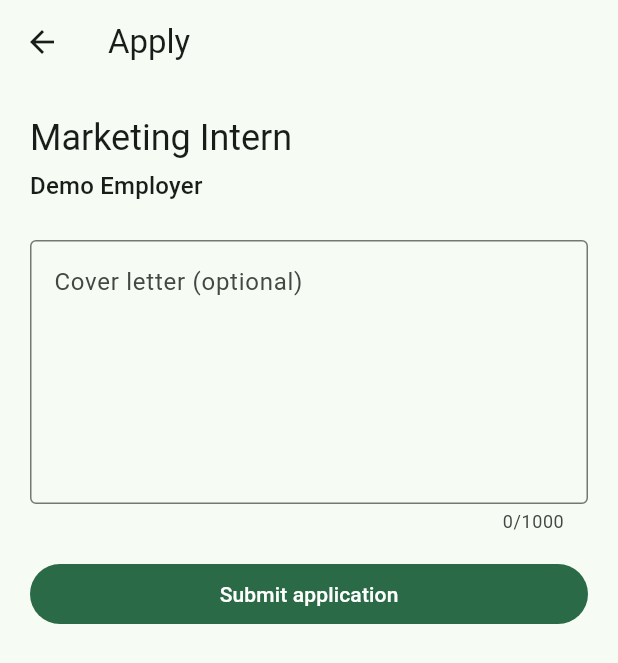
After one commit to JesseN661/Tujiajiri, a Flutter app: the ApplyPage screen opened directly, after a tap on "Submit application", on a phone screen of 412 x 824 dp. The commit adds this screen. Shown: the top 663 px of the screen. Run offline on Flutter 3.47's test engine with Material 3 defaults, Android fonts, the phone set to English and light mode, and no system bars; our stand-ins replace cloud_firestore, equatable, firebase_core, flutter_bloc; accounts and stored records are empty.

Commit message:
feat(applications): add apply page and employer status screen

```diff
--- a/lib/features/applications/presentation/bloc/applications_cubit.dart
+++ b/lib/features/applications/presentation/bloc/applications_cubit.dart
@@ -13,13 +13,12 @@ import 'applications_state.dart';
 
 class ApplicationsCubit extends Cubit<ApplicationsState> {
   ApplicationsCubit({
-    required ApplicationRepository repository,
+    required this._repository,
     required SubmitApplication submitApplication,
     required UpdateApplicationStatus updateApplicationStatus,
     required WithdrawApplication withdrawApplication,
-    required this.userId,
-  }) : _repository = repository,
-       _submit = submitApplication,
+    required this.currentUserId,
+  }) : _submit = submitApplication,
        _updateStatus = updateApplicationStatus,
        _withdraw = withdrawApplication,
        super(const ApplicationsState());
@@ -30,7 +29,7 @@ class ApplicationsCubit extends Cubit<ApplicationsState> {
   final WithdrawApplication _withdraw;
 
   /// The signed-in user's id (comes from authentication).
-  final String userId;
+  final String Function() currentUserId;
 
   StreamSubscription<List<JobApplication>>? _subscription;
 
@@ -39,7 +38,7 @@ class ApplicationsCubit extends Cubit<ApplicationsState> {
     _subscription?.cancel();
     emit(state.copyWith(status: ApplicationsStatus.loading));
     _subscription = _repository
-        .watchApplicantApplications(userId)
+        .watchApplicantApplications(currentUserId())
         .listen(
           (applications) => emit(
             state.copyWith(
@@ -56,22 +55,33 @@ class ApplicationsCubit extends Cubit<ApplicationsState> {
         );
   }
 
-  Future<void> submit({
+  /// Returns null on success, or a user-friendly error message.
+  Future<String?> submit({
     required String jobId,
     required String employerId,
+    String jobTitle = '',
+    String employerName = '',
     String coverLetter = '',
-  }) => _run(
-    () => _submit(
-      jobId: jobId,
-      applicantId: userId,
-      employerId: employerId,
-      coverLetter: coverLetter,
-    ),
-    success: 'Application submitted.',
-  );
+  }) async {
+    try {
+      await _submit(
+        jobId: jobId,
+        applicantId: currentUserId(),
+        employerId: employerId,
+        coverLetter: coverLetter,
+        jobTitle: jobTitle,
+        employerName: employerName,
+      );
+      return null;
+    } on ApplicationFailure catch (e) {
+      return e.message;
+    } catch (_) {
+      return 'Something went wrong. Please try again.';
+    }
+  }
 
   Future<void> withdraw(JobApplication application) => _run(
-    () => _withdraw(application, userId),
+    () => _withdraw(application, currentUserId()),
     success: 'Application withdrawn.',
   );
 
--- /dev/null
+++ b/lib/features/applications/presentation/bloc/employer_applications_cubit.dart
@@ -0,0 +1,75 @@
+import 'dart:async';
+
+import 'package:flutter_bloc/flutter_bloc.dart';
+import 'package:tujiajiri/features/applications/domain/application_failure.dart';
+import 'package:tujiajiri/features/applications/domain/entities/application_status.dart';
+import 'package:tujiajiri/features/applications/domain/entities/job_application.dart';
+import 'package:tujiajiri/features/applications/domain/repositories/application_repository.dart';
+import 'package:tujiajiri/features/applications/domain/usecases/update_application_status.dart';
+
+import 'applications_state.dart';
+
+/// Applications received for the signed-in employer's jobs.
+class EmployerApplicationsCubit extends Cubit<ApplicationsState> {
+  EmployerApplicationsCubit({
+    required ApplicationRepository repository,
+    required UpdateApplicationStatus updateApplicationStatus,
+    required this.currentUserId,
+  }) : _received = repository,
+       _changeStatus = updateApplicationStatus,
+       super(const ApplicationsState());
+
+  final ApplicationRepository _received;
+  final UpdateApplicationStatus _changeStatus;
+
+  /// Returns the signed-in employer's id (empty if nobody is signed in).
+  final String Function() currentUserId;
+
+  StreamSubscription<List<JobApplication>>? _subscription;
+
+  void watch() {
+    _subscription?.cancel();
+    emit(state.copyWith(status: ApplicationsStatus.loading));
+    _subscription = _received
+        .watchEmployerApplications(currentUserId())
+        .listen(
+          (applications) => emit(
+            state.copyWith(
+              status: ApplicationsStatus.loaded,
+              applications: applications,
+            ),
+          ),
+          onError: (Object _) => emit(
+            state.copyWith(
+              status: ApplicationsStatus.failure,
+              message: 'Could not load received applications.',
+            ),
+          ),
+        );
+  }
+
+  Future<void> updateStatus(
+    JobApplication application,
+    ApplicationStatus next,
+  ) async {
+    try {
+      await _changeStatus(application, next);
+      _notify('Status changed to ${next.label}.');
+    } on ApplicationFailure catch (e) {
+      _notify(e.message);
+    } catch (_) {
+      _notify('Something went wrong. Please try again.');
+    }
+  }
+
+  void _notify(String message) {
+    if (isClosed) return;
+    emit(state.copyWith(message: message, feedbackId: state.feedbackId + 1));
+  }
+
+  @override
+  Future<void> close() {
+    _subscription?.cancel();
+    return super.close();
+  }
+}
--- /dev/null
+++ b/lib/features/applications/presentation/pages/apply_page.dart
@@ -0,0 +1,114 @@
+import 'package:flutter/material.dart';
+import 'package:flutter_bloc/flutter_bloc.dart';
+
+import '../bloc/applications_cubit.dart';
+
+/// Lets the signed-in user apply for a job. Needs an [ApplicationsCubit]
+/// above the app's Navigator.
+class ApplyPage extends StatefulWidget {
+  const ApplyPage({
+    super.key,
+    required this.jobId,
+    required this.jobTitle,
+    required this.employerId,
+    required this.employerName,
+  });
+
+  final String jobId;
+  final String jobTitle;
+  final String employerId;
+  final String employerName;
+
+  @override
+  State<ApplyPage> createState() => _ApplyPageState();
+}
+
+class _ApplyPageState extends State<ApplyPage> {
+  static const _maxLength = 1000;
+
+  final _coverLetter = TextEditingController();
+  final _submitting = ValueNotifier<bool>(false);
+
+  @override
+  void dispose() {
+    _coverLetter.dispose();
+    _submitting.dispose();
+    super.dispose();
+  }
+
+  Future<void> _submit() async {
+    final cubit = context.read<ApplicationsCubit>();
+    final messenger = ScaffoldMessenger.of(context);
+    final navigator = Navigator.of(context);
+
+    _submitting.value = true;
+    final error = await cubit.submit(
+      jobId: widget.jobId,
+      employerId: widget.employerId,
+      jobTitle: widget.jobTitle,
+      employerName: widget.employerName,
+      coverLetter: _coverLetter.text,
+    );
+    if (!mounted) return;
+    _submitting.value = false;
+
+    messenger
+      ..hideCurrentSnackBar()
+      ..showSnackBar(
+        SnackBar(content: Text(error ?? 'Application submitted.')),
+      );
+    if (error == null) navigator.pop();
+  }
+
+  @override
+  Widget build(BuildContext context) {
+    final textTheme = Theme.of(context).textTheme;
+
+    return Scaffold(
+      appBar: AppBar(title: const Text('Apply')),
+      body: SafeArea(
+        child: SingleChildScrollView(
+          padding: const EdgeInsets.all(20),
+          child: Column(
+            crossAxisAlignment: CrossAxisAlignment.start,
+            children: [
+              Text(widget.jobTitle, style: textTheme.headlineSmall),
+              const SizedBox(height: 4),
+              Text(widget.employerName, style: textTheme.titleMedium),
+              const SizedBox(height: 24),
+              TextField(
+                controller: _coverLetter,
+                maxLines: 6,
+                maxLength: _maxLength,
+                textCapitalization: TextCapitalization.sentences,
+                decoration: const InputDecoration(
+                  labelText: 'Cover letter (optional)',
+                  hintText: 'Tell the employer why you are a good fit',
+                  border: OutlineInputBorder(),
+                  alignLabelWithHint: true,
+                ),
+              ),
+              const SizedBox(height: 16),
+              ValueListenableBuilder<bool>(
+                valueListenable: _submitting,
+                builder: (context, submitting, _) => SizedBox(
+                  width: double.infinity,
+                  child: FilledButton(
+                    onPressed: submitting ? null : _submit,
+                    child: submitting
+                        ? const SizedBox(
+                            height: 20,
+                            width: 20,
+                            child: CircularProgressIndicator(strokeWidth: 2),
+                          )
+                        : const Text('Submit application'),
+                  ),
+                ),
+              ),
+            ],
+          ),
+        ),
+      ),
+    );
+  }
+}
```
Also changed, not shown: lib/dev/tracker_preview.dart (+60 -11 lines), lib/features/applications/presentation/pages/applications_page.dart (+15 -6 lines), lib/features/applications/presentation/pages/employer_applications_page.dart (added, +154 -0 lines).
